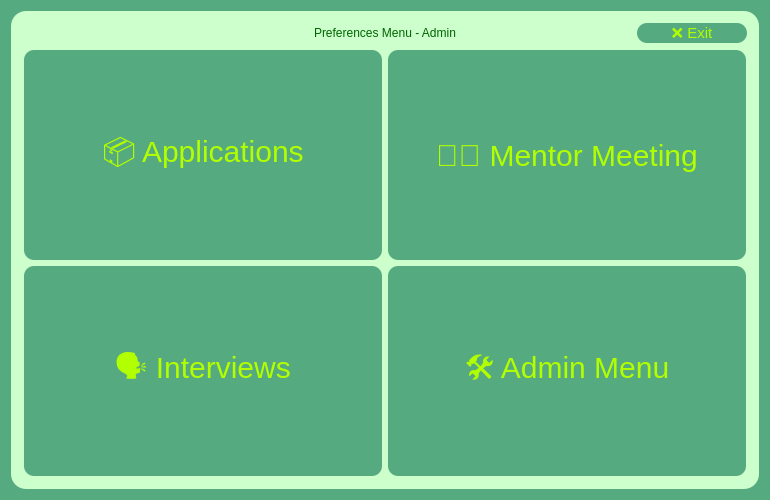
Qt form ui/preferences_admin.ui (KursaDSc/Python-Module-Week7) before a commit.
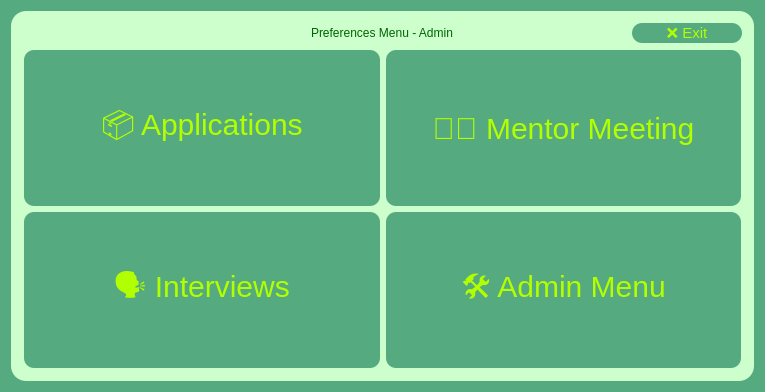
The same form after that commit. Icons and pictures are not drawn.

```diff
--- a/ui/preferences_admin.ui
+++ b/ui/preferences_admin.ui
@@ -6,8 +6,8 @@
    <rect>
     <x>0</x>
     <y>0</y>
-    <width>770</width>
-    <height>500</height>
+    <width>765</width>
+    <height>392</height>
    </rect>
   </property>
   <property name="sizePolicy">
```
